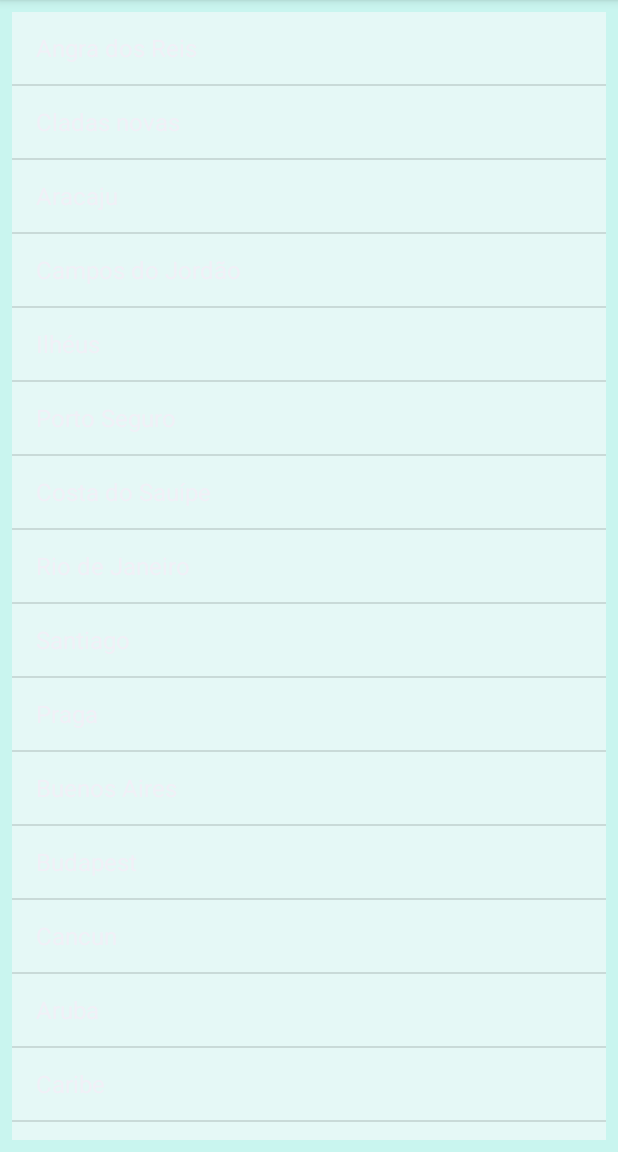
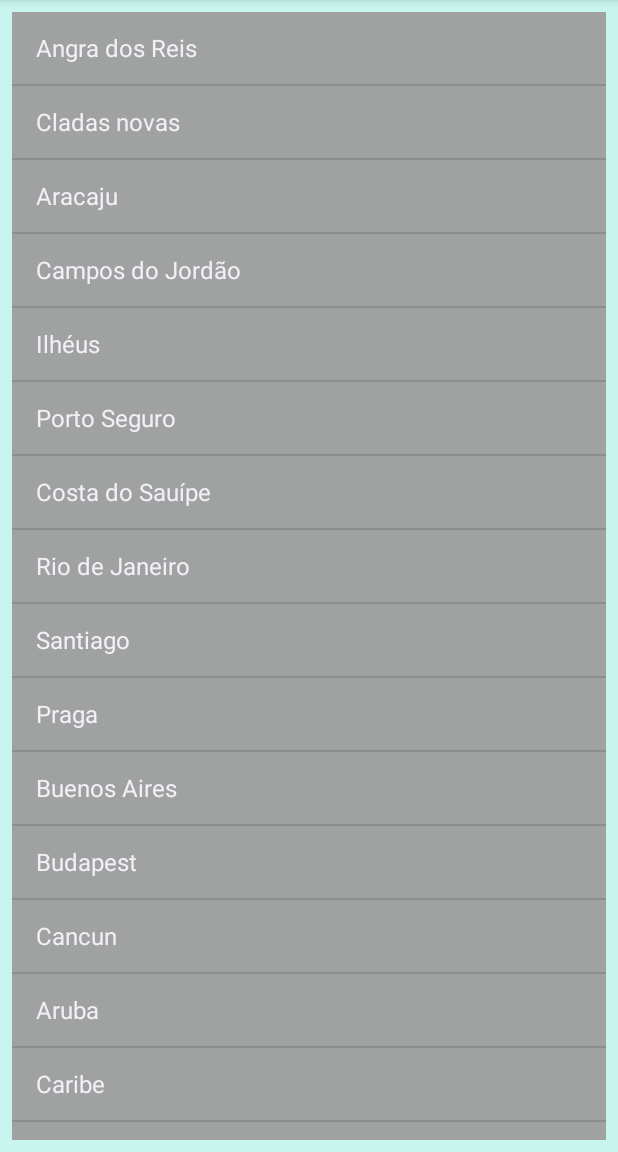
Before and after one commit to franciscojsc/lista-cidades-viagem-android, an Android app: the screen it shows after launch (MainActivity), on a phone screen of 412 x 824 dp, the part 84-1236 px from its top. Run offline under Robolectric (Android 15) with nearby library versions, the phone set to English and light mode, and no system bars.

Commit message:
Alterando a cor da lista

```diff
--- a/app/src/main/res/layout/activity_main.xml
+++ b/app/src/main/res/layout/activity_main.xml
@@ -15,7 +15,7 @@
         android:layout_marginTop="8dp"
         android:layout_marginEnd="8dp"
         android:layout_marginBottom="8dp"
-        android:background="#E5F8F6"
+        android:background="#9FA2A1"
         app:layout_constraintBottom_toBottomOf="parent"
         app:layout_constraintEnd_toEndOf="parent"
         app:layout_constraintStart_toStartOf="parent"
```
